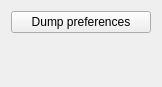
First picture: the form in branches/michal/src/qt_gui/dev_help.ui, repository uglyDwarf/linuxtrack, before the edit.
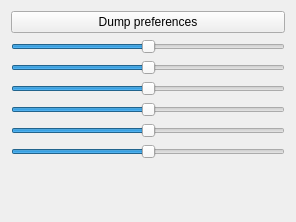
Second picture: the form after the edit.

Diff of the .ui file:
```diff
--- a/branches/michal/src/qt_gui/dev_help.ui
+++ b/branches/michal/src/qt_gui/dev_help.ui
@@ -6,8 +6,8 @@
    <rect>
     <x>0</x>
     <y>0</y>
-    <width>162</width>
-    <height>87</height>
+    <width>296</width>
+    <height>222</height>
    </rect>
   </property>
   <property name="windowTitle">
@@ -21,6 +21,84 @@
      </property>
     </widget>
    </item>
+   <item>
+    <widget class="QSlider" name="testPitch">
+     <property name="minimum">
+      <number>-50</number>
+     </property>
+     <property name="maximum">
+      <number>50</number>
+     </property>
+     <property name="orientation">
+      <enum>Qt::Horizontal</enum>
+     </property>
+    </widget>
+   </item>
+   <item>
+    <widget class="QSlider" name="testRoll">
+     <property name="minimum">
+      <number>-50</number>
+     </property>
+     <property name="maximum">
+      <number>50</number>
+     </property>
+     <property name="orientation">
+      <enum>Qt::Horizontal</enum>
+     </property>
+    </widget>
+   </item>
+   <item>
+    <widget class="QSlider" name="testYaw">
+     <property name="minimum">
+      <number>-50</number>
+     </property>
+     <property name="maximum">
+      <number>50</number>
+     </property>
+     <property name="orientation">
+      <enum>Qt::Horizontal</enum>
+     </property>
+    </widget>
+   </item>
+   <item>
+    <widget class="QSlider" name="testX">
+     <property name="minimum">
+      <number>-300</number>
+     </property>
+     <property name="maximum">
+      <number>300</number>
+     </property>
+     <property name="orientation">
+      <enum>Qt::Horizontal</enum>
+     </property>
+    </widget>
+   </item>
+   <item>
+    <widget class="QSlider" name="testY">
+     <property name="minimum">
+      <number>-500</number>
+     </property>
+     <property name="maximum">
+      <number>500</number>
+     </property>
+     <property name="orientation">
+      <enum>Qt::Horizontal</enum>
+     </property>
+    </widget>
+   </item>
+   <item>
+    <widget class="QSlider" name="testZ">
+     <property name="minimum">
+      <number>-500</number>
+     </property>
+     <property name="maximum">
+      <number>500</number>
+     </property>
+     <property name="orientation">
+      <enum>Qt::Horizontal</enum>
+     </property>
+    </widget>
+   </item>
    <item>
     <spacer name="verticalSpacer">
      <property name="orientation">
```
